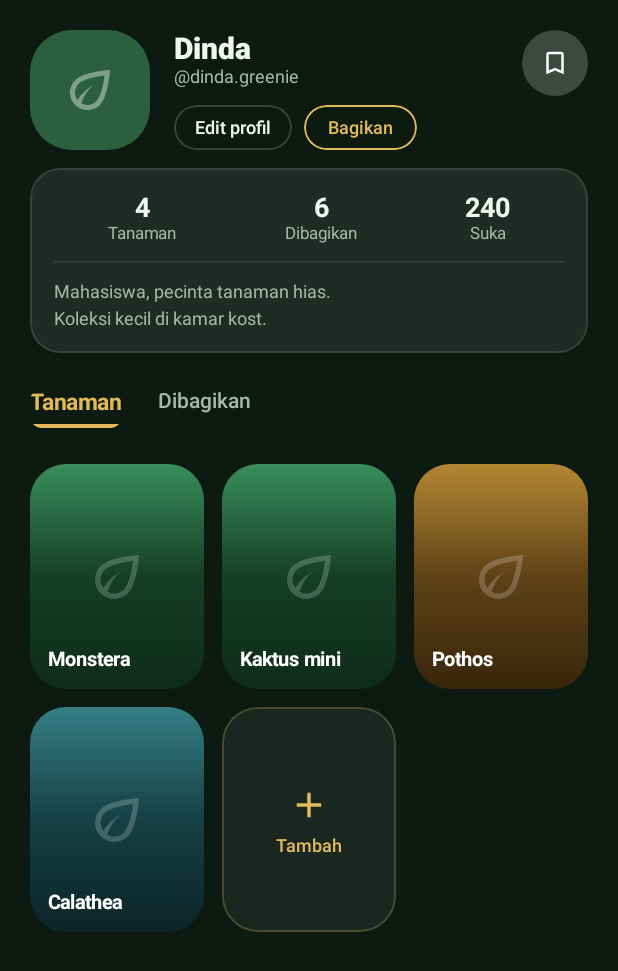
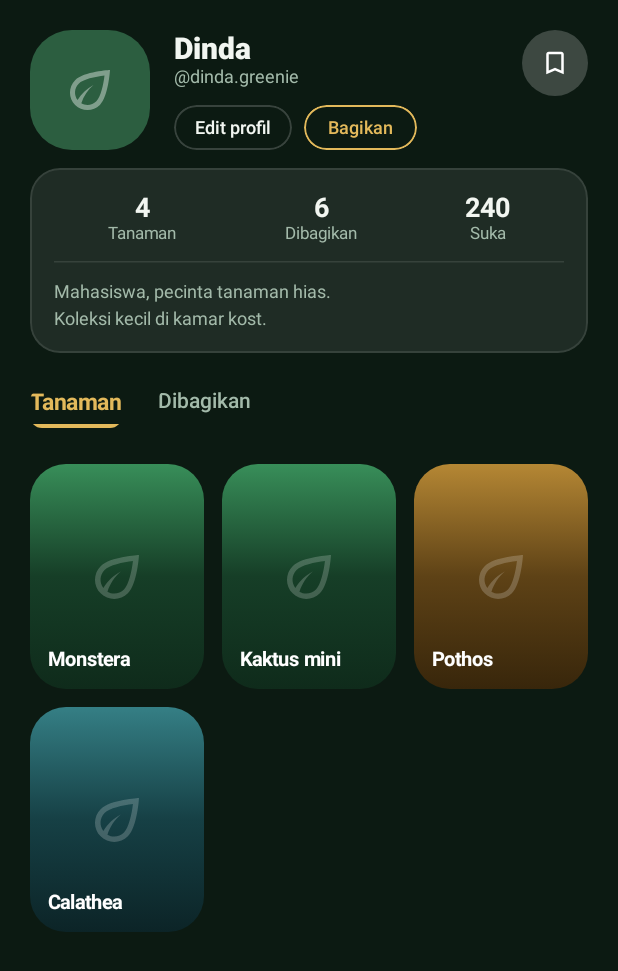
Before and after one commit to Niebll/greenie-pam, an Android app built with Jetpack Compose: the @Preview function ProfileContentPreview, on a phone screen of 412 x 824 dp. Shown: the top 971 px of the screen. Run offline under Robolectric (Android 15) with nearby library versions, the phone set to English and light mode, and no system bars.

Commit message:
refactor: hapus tambah tanaman dari profil
Tambah tanaman akan dipindah ke halaman Pustaka.

```diff
--- a/app/src/main/java/com/example/greeniepam/feature/journal/ui/create/BuatJurnalScreen.kt
+++ b/app/src/main/java/com/example/greeniepam/feature/journal/ui/create/BuatJurnalScreen.kt
@@ -132,7 +132,7 @@ fun BuatJurnalScreen(
                 item {
                     if (uiState.plantNames.isEmpty() && !uiState.isLoadingPlants) {
                         Text(
-                            text = "Belum ada tanaman. Tambahkan dulu di tab Koleksi.",
+                            text = "Belum ada tanaman. Tambahkan dulu lewat Pustaka.",
                             style = GreenieTheme.typography.body13,
                             color = GreenieTheme.colors.text.accent,
                             modifier = Modifier.padding(horizontal = GreenieTheme.spacing.screenHorizontal),
--- a/app/src/main/java/com/example/greeniepam/feature/profile/ui/profile/ProfileScreen.kt
+++ b/app/src/main/java/com/example/greeniepam/feature/profile/ui/profile/ProfileScreen.kt
@@ -36,7 +36,6 @@ import com.example.greeniepam.core.model.JournalPost
 import com.example.greeniepam.core.model.PlantGradientType
 import com.example.greeniepam.core.model.PlantItem
 import com.example.greeniepam.core.theme.GreenieTheme
-import com.example.greeniepam.feature.profile.ui.profile.component.AddPlantDialog
 import com.example.greeniepam.feature.profile.ui.profile.component.JournalPostRow
 import com.example.greeniepam.feature.profile.ui.profile.component.PlantGridCard
 import com.example.greeniepam.feature.profile.ui.profile.component.ProfileBioCard
@@ -62,17 +61,9 @@ fun ProfileScreen(
         onTabSelected = viewModel::selectTab,
         onEditProfileClick = onEditProfileClick,
         onFavoritesClick = onFavoritesClick,
-        onAddPlantClick = { viewModel.showAddPlantDialog(true) },
         onPostClick = onPostClick,
         modifier = modifier,
     )
-
-    if (state.showAddPlantDialog) {
-        AddPlantDialog(
-            onDismiss = { viewModel.showAddPlantDialog(false) },
-            onAddPlant = viewModel::addPlant,
-        )
-    }
 }
 
 @Composable
@@ -81,12 +72,10 @@ private fun ProfileContent(
     onTabSelected: (ProfileTab) -> Unit,
     onEditProfileClick: () -> Unit = {},
     onFavoritesClick: () -> Unit = {},
-    onAddPlantClick: () -> Unit = {},
     onPostClick: (Long) -> Unit = {},
     modifier: Modifier = Modifier,
 ) {
-    // Kartu "Tambah" selalu ada di akhir grid tanaman
-    val plantRows = (state.plants.map<PlantItem, PlantItem?> { it } + null).chunked(3)
+    val plantRows = state.plants.chunked(3)
 
     LazyColumn(
         modifier = modifier.fillMaxSize(),
@@ -137,7 +126,22 @@ private fun ProfileContent(
             )
         }
 
-        if (state.selectedTab == ProfileTab.Tanaman) {
+        if (state.selectedTab == ProfileTab.Tanaman && state.plants.isEmpty()) {
+            item {
+                Box(
+                    modifier = Modifier
+                        .fillMaxWidth()
+                        .height(150.dp),
+                    contentAlignment = Alignment.Center,
+                ) {
+                    Text(
+                        text = "Belum ada tanaman di koleksimu.",
+                        style = GreenieTheme.typography.body12,
+                        color = GreenieTheme.colors.text.secondary,
+                    )
+                }
+            }
+        } else if (state.selectedTab == ProfileTab.Tanaman) {
             items(plantRows) { rowPlants ->
                 Row(
                     modifier = Modifier
@@ -146,11 +150,7 @@ private fun ProfileContent(
                     horizontalArrangement = Arrangement.spacedBy(GreenieTheme.spacing.space12),
                 ) {
                     rowPlants.forEach { plant ->
-                        if (plant != null) {
-                            PlantGridCard(plant = plant, modifier = Modifier.weight(1f))
-                        } else {
-                            AddPlantCard(onClick = onAddPlantClick, modifier = Modifier.weight(1f))
-                        }
+                        PlantGridCard(plant = plant, modifier = Modifier.weight(1f))
                     }
 
                     repeat(3 - rowPlants.size) {
@@ -185,34 +185,6 @@ private fun ProfileContent(
     }
 }
 
-@Composable
-private fun AddPlantCard(onClick: () -> Unit, modifier: Modifier = Modifier) {
-    val shape = RoundedCornerShape(GreenieTheme.radius.radius24)
-    Column(
-        modifier = modifier
-            .height(150.dp) // sama dengan tinggi PlantGridCard
-            .clip(shape)
-            .border(1.dp, GreenieTheme.colors.border.accentSoft, shape)
-            .background(GreenieTheme.colors.surface.cardFaint)
-            .clickable(onClick = onClick),
-        horizontalAlignment = Alignment.CenterHorizontally,
-        verticalArrangement = Arrangement.Center,
-    ) {
-        Icon(
-            imageVector = Icons.Outlined.Add,
-            contentDescription = null,
-            tint = GreenieTheme.colors.icon.accent,
-            modifier = Modifier.size(28.dp),
-        )
-        Spacer(Modifier.height(GreenieTheme.spacing.space6))
-        Text(
-            text = "Tambah",
-            style = GreenieTheme.typography.label12,
-            color = GreenieTheme.colors.text.accent,
-        )
-    }
-}
-
 @Preview(showBackground = true, backgroundColor = 0xFF0C1A12)
 @Composable
 private fun ProfileContentPreview() {
--- a/app/src/main/java/com/example/greeniepam/feature/profile/ui/profile/ProfileUiState.kt
+++ b/app/src/main/java/com/example/greeniepam/feature/profile/ui/profile/ProfileUiState.kt
@@ -18,7 +18,6 @@ data class ProfileUiState(
     val selectedTab: ProfileTab = ProfileTab.Tanaman,
     val plants: List<PlantItem> = emptyList(),
     val sharedPosts: List<JournalPost> = emptyList(),
-    val showAddPlantDialog: Boolean = false,
     val isLoading: Boolean = false,
     val error: String? = null,
 )
--- a/app/src/main/java/com/example/greeniepam/feature/schedule/ui/component/AddTaskDialog.kt
+++ b/app/src/main/java/com/example/greeniepam/feature/schedule/ui/component/AddTaskDialog.kt
@@ -67,7 +67,7 @@ fun AddTaskDialog(
             Label("Tanaman")
             if (plantNames.isEmpty()) {
                 Text(
-                    text = "Belum ada tanaman. Tambahkan dulu di tab Koleksi.",
+                    text = "Belum ada tanaman. Tambahkan dulu lewat Pustaka.",
                     style = GreenieTheme.typography.body12Medium,
                     color = GreenieTheme.colors.text.accent,
                 )
```
Also changed, not shown: app/src/main/java/com/example/greeniepam/feature/profile/ui/profile/ProfileViewModel.kt (+0 -18 lines), app/src/main/java/com/example/greeniepam/feature/profile/ui/profile/component/AddPlantDialog.kt (deleted, +0 -207 lines).
